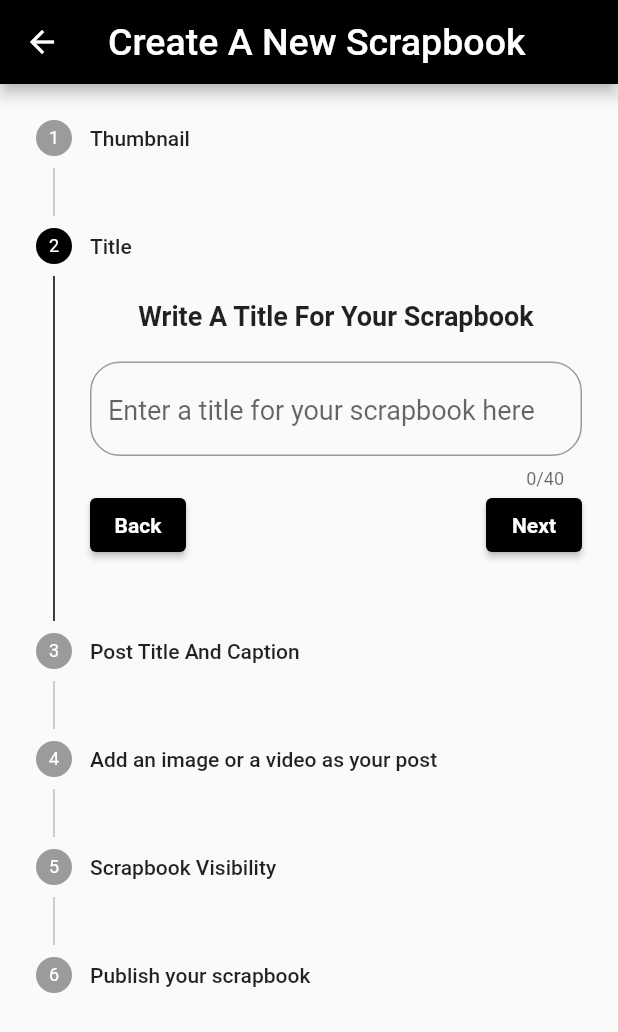
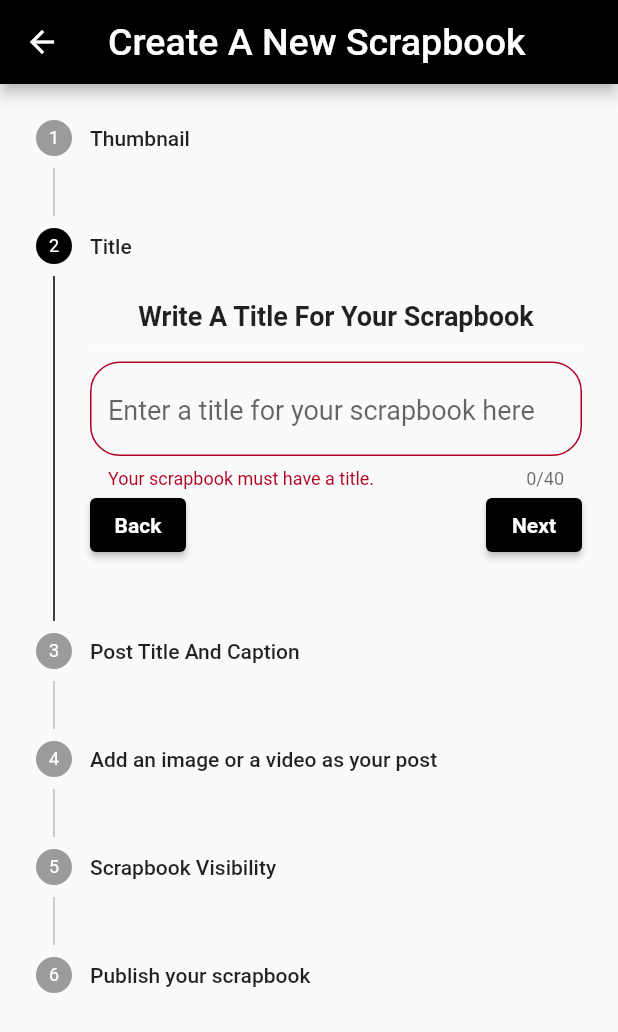
Before and after one commit to Y3-Project/GeoEyeApp, a Flutter app: the NewScrapbookPage screen opened directly, after a tap on "Next", on a phone screen of 412 x 824 dp. Shown: the top 1032 px of the screen. Run offline on Flutter 3.47's test engine with Material 2 defaults, Android fonts, the phone set to English and light mode, and no system bars; our stand-ins replace animated_splash_screen, cloud_firestore, curved_navigation_bar, email_validator, firebase_auth, firebase_core and 10 more; missing offline and left inert: ar_location_view, flutter_map_marker_popup, popup_card; accounts and stored records are empty.

Commit message:
validation for TextFields when creating the scrapbook

```diff
--- a/lib/post_widgets/post_tile.dart
+++ b/lib/post_widgets/post_tile.dart
@@ -3,10 +3,8 @@ import 'package:firebase_auth/firebase_auth.dart';
 import 'package:flutter/cupertino.dart';
 import 'package:flutter/material.dart';
 import 'package:flutter_app_firebase_login/post_widgets/expanded_post.dart';
-import 'package:flutter_app_firebase_login/util/scrapbook_util/get_marker.dart';
-import '../scrapbook_widgets/scrapbook.dart';
+import 'package:flutter_app_firebase_login/post_widgets/post.dart';
 import '../util/util.dart';
-import 'post.dart';
 
 class PostTile extends StatelessWidget {
   final Post post;
--- a/lib/post_widgets/title_caption_for_post.dart
+++ b/lib/post_widgets/title_caption_for_post.dart
@@ -12,6 +12,8 @@ class titleCaptionForPost extends StatefulWidget {
 class _titleCaptionForPostState extends State<titleCaptionForPost> {
   final titleTextController = TextEditingController();
   final descTextController = TextEditingController();
+  bool _validate1 = true;
+  bool _validate2 = true;
 
   @override
   Widget build(BuildContext context) {
@@ -23,6 +25,7 @@ class _titleCaptionForPostState extends State<titleCaptionForPost> {
           onEditingComplete: () {
             setState(() {
               titleCaptionForPost.postTitle = titleTextController.text;
+              _validate1 = false;
             });
             titleTextController.clear();
           },
@@ -30,7 +33,9 @@ class _titleCaptionForPostState extends State<titleCaptionForPost> {
           decoration: InputDecoration(
               border:
                   OutlineInputBorder(borderRadius: BorderRadius.circular(20)),
-              hintText: 'Enter a title for the post...'),
+              hintText: 'Enter a title for the post...',
+              errorStyle: TextStyle(fontSize: 12),
+              errorText: _validate1 ? "Your post must have a title." : null),
         ),
       ),
       Container(
@@ -39,6 +44,7 @@ class _titleCaptionForPostState extends State<titleCaptionForPost> {
           onEditingComplete: () {
             setState(() {
               titleCaptionForPost.postCaption = descTextController.text;
+              _validate2 = false;
             });
             descTextController.clear();
           },
@@ -47,7 +53,9 @@ class _titleCaptionForPostState extends State<titleCaptionForPost> {
           decoration: InputDecoration(
               border:
                   OutlineInputBorder(borderRadius: BorderRadius.circular(20)),
-              hintText: 'Enter a caption for the post...'),
+              hintText: 'Enter a caption for the post...',
+              errorStyle: TextStyle(fontSize: 12),
+              errorText: _validate2 ? "Your post must have a caption." : null),
         ),
       ),
     ]));
--- a/lib/scrapbook_widgets/scrapbook_title.dart
+++ b/lib/scrapbook_widgets/scrapbook_title.dart
@@ -10,13 +10,16 @@ class ScrapbookTitle extends StatefulWidget {
 
 class _ScrapbookTitleState extends State<ScrapbookTitle> {
   TextEditingController _scrapbookTitleController = new TextEditingController();
+  bool _validate = true;
 
   @override
   Widget build(BuildContext context) {
     return TextField(
+
       onEditingComplete: () {
         setState(() {
           ScrapbookTitle.scrapbookTitle = _scrapbookTitleController.text;
+          _validate = false;
         });
         _scrapbookTitleController.clear();
       },
@@ -26,6 +29,8 @@ class _ScrapbookTitleState extends State<ScrapbookTitle> {
       decoration: InputDecoration(
           hintStyle: TextStyle(fontSize: 18),
           hintText: 'Enter a title for your scrapbook here',
+          errorStyle: TextStyle(fontSize: 12),
+          errorText: _validate ? "Your scrapbook must have a title." : null,
           border: OutlineInputBorder(borderRadius: BorderRadius.circular(20))),
     );
   }
--- a/lib/user_pages/other_user_widget.dart
+++ b/lib/user_pages/other_user_widget.dart
@@ -1,4 +1,3 @@
-import 'package:flutter_app_firebase_login/scrapbook_widgets/scrapbook_tile.dart';
 import 'package:popup_card/popup_card.dart';
 import 'package:flutter/material.dart';
 
```
Also changed, not shown: lib/post_widgets/add_post.dart (+1 -6 lines), 1 other file.
